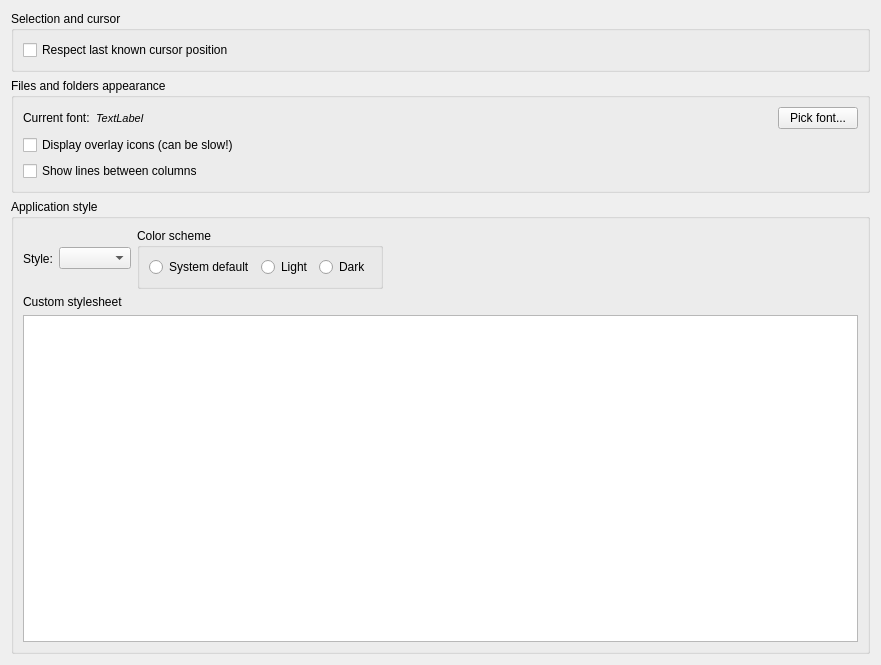
VioletGiraffe/file-commander, file qt-app/src/settings/csettingspageinterface.ui: the form before one commit.
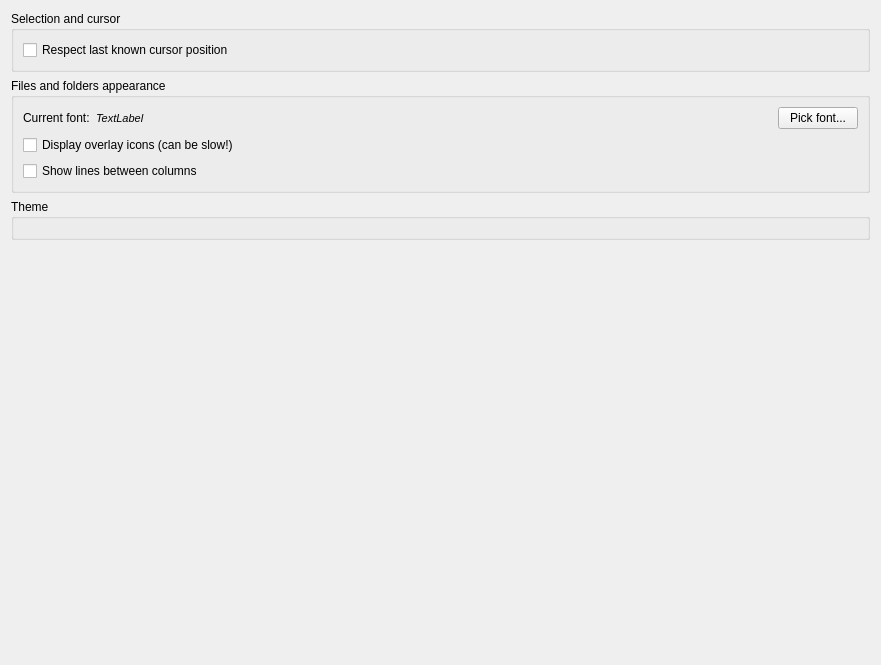
The form after the commit.

Commit message: The GUI app runs its own theme on the Fusion style: Cobalt in light and dark, chosen per colour scheme on the Interface page with a live preview that Cancel undoes; the style, colour scheme and custom stylesheet options are gone; qtutils updated

What changed in the file:
```diff
--- a/qt-app/src/settings/csettingspageinterface.ui
+++ b/qt-app/src/settings/csettingspageinterface.ui
@@ -93,87 +93,24 @@
    <item>
     <widget class="QGroupBox" name="groupBox">
      <property name="title">
-      <string>Application style</string>
+      <string>Theme</string>
      </property>
-     <layout class="QVBoxLayout" name="verticalLayout_6" stretch="0,1">
-      <item>
-       <layout class="QHBoxLayout" name="horizontalLayout_4">
-        <item>
-         <layout class="QHBoxLayout" name="horizontalLayout_2">
-          <item>
-           <widget class="QLabel" name="label_3">
-            <property name="text">
-             <string>Style:</string>
-            </property>
-           </widget>
-          </item>
-          <item>
-           <widget class="QComboBox" name="_cbStyle"/>
-          </item>
-         </layout>
-        </item>
-        <item>
-         <widget class="QGroupBox" name="_colorSchemeGroup">
-          <property name="title">
-           <string>Color scheme</string>
-          </property>
-          <layout class="QHBoxLayout" name="horizontalLayout_3">
-           <item>
-            <widget class="QRadioButton" name="_rbColorSchemeSystem">
-             <property name="text">
-              <string>System default</string>
-             </property>
-            </widget>
-           </item>
-           <item>
-            <widget class="QRadioButton" name="_rbColorSchemeLight">
-             <property name="text">
-              <string>Light</string>
-             </property>
-            </widget>
-           </item>
-           <item>
-            <widget class="QRadioButton" name="_rbColorSchemeDark">
-             <property name="text">
-              <string>Dark</string>
-             </property>
-            </widget>
-           </item>
-          </layout>
-         </widget>
-        </item>
-        <item>
-         <spacer name="horizontalSpacer">
-          <property name="orientation">
-           <enum>Qt::Orientation::Horizontal</enum>
-          </property>
-          <property name="sizeHint" stdset="0">
-           <size>
-            <width>40</width>
-            <height>20</height>
-           </size>
-          </property>
-         </spacer>
-        </item>
-       </layout>
-      </item>
-      <item>
-       <layout class="QVBoxLayout" name="verticalLayout_4">
-        <item>
-         <widget class="QLabel" name="label_2">
-          <property name="text">
-           <string>Custom stylesheet</string>
-          </property>
-         </widget>
-        </item>
-        <item>
-         <widget class="QPlainTextEdit" name="_styleSheetEdit"/>
-        </item>
-       </layout>
-      </item>
-     </layout>
+     <layout class="QFormLayout" name="_themeForm"/>
     </widget>
    </item>
+   <item>
+    <spacer name="verticalSpacer">
+     <property name="orientation">
+      <enum>Qt::Orientation::Vertical</enum>
+     </property>
+     <property name="sizeHint" stdset="0">
+      <size>
+       <width>20</width>
+       <height>40</height>
+      </size>
+     </property>
+    </spacer>
+   </item>
   </layout>
  </widget>
  <resources/>
```
Left out of the diff: 2 changed lines with no effect on the pictures. The commit also changes 12 other files.
